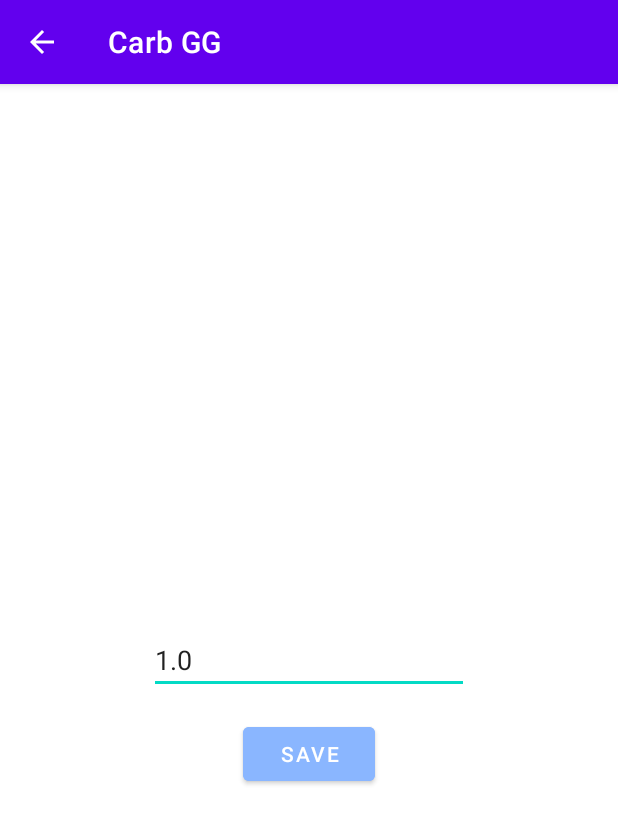
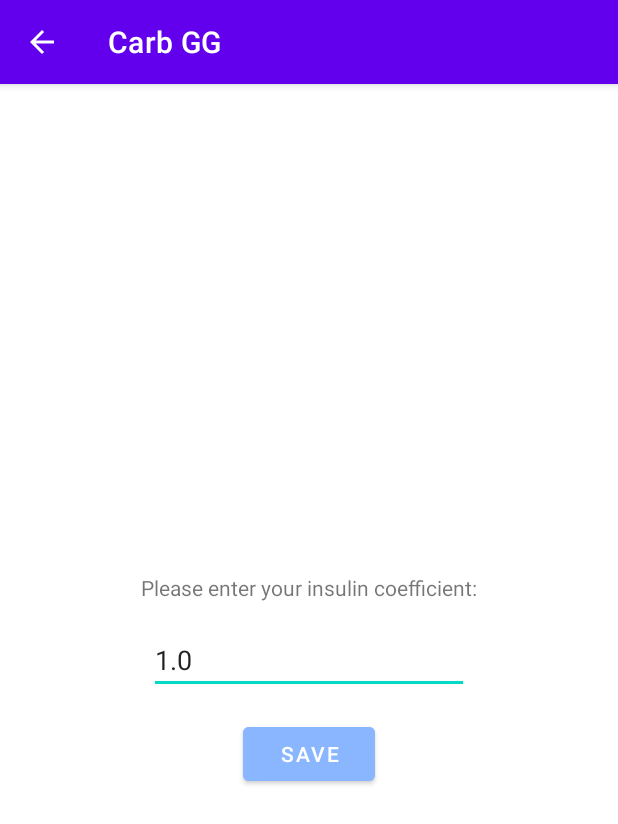
Before and after one commit to Fieldbishop/Carb-GG, an Android app: the SettingsPage screen opened directly, with no data from a screen before it, on a phone screen of 412 x 824 dp. Shown: the top 824 px of the screen. Run offline under Robolectric (Android 15) with nearby library versions, the phone set to English and light mode, and no system bars.

Commit message:
added another smol txt

```diff
--- a/app/src/main/res/layout/activity_settings_page.xml
+++ b/app/src/main/res/layout/activity_settings_page.xml
@@ -30,4 +30,14 @@
         app:layout_constraintEnd_toEndOf="parent"
         app:layout_constraintStart_toStartOf="parent"
         app:layout_constraintTop_toTopOf="parent" />
+
+    <TextView
+        android:id="@+id/tvHeaderWhatToDo"
+        android:layout_width="wrap_content"
+        android:layout_height="wrap_content"
+        android:layout_marginBottom="16dp"
+        android:text="Please enter your insulin coefficient:"
+        app:layout_constraintBottom_toTopOf="@+id/etCoefficient"
+        app:layout_constraintEnd_toEndOf="parent"
+        app:layout_constraintStart_toStartOf="parent" />
 </androidx.constraintlayout.widget.ConstraintLayout>
```
